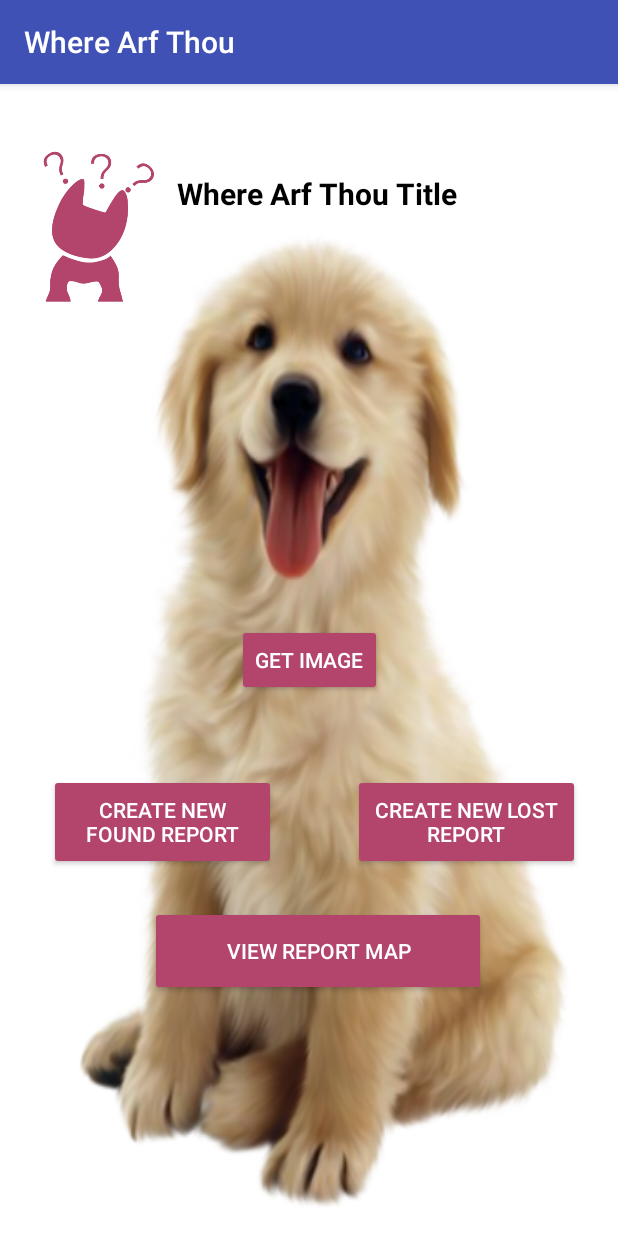
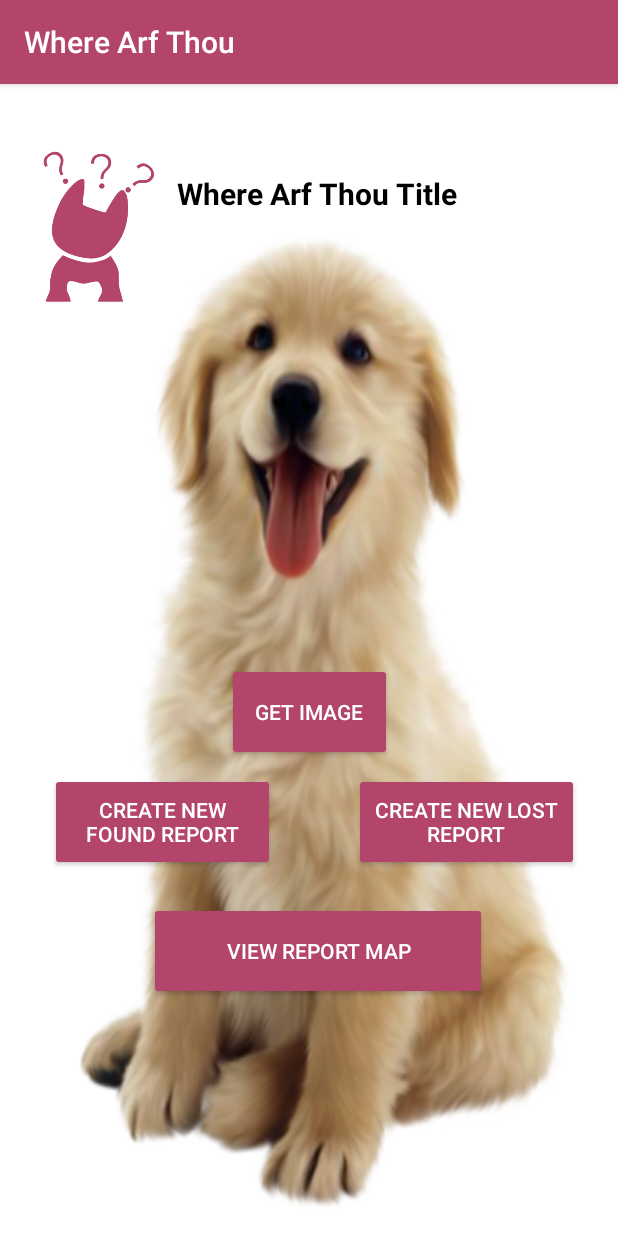
Before and after one commit to jpers001/where-arf-thou, an Android app: the screen it shows after launch (MainActivity), on a phone screen of 412 x 824 dp. Run offline under Robolectric (Android 15) with nearby library versions, the phone set to English and light mode, and no system bars.

Commit message:
Updating header color and main layout.

```diff
--- a/app/src/main/res/layout/activity_main.xml
+++ b/app/src/main/res/layout/activity_main.xml
@@ -11,8 +11,8 @@
 
     <Button
         android:id="@+id/map"
-        android:layout_width="224dp"
-        android:layout_height="60dp"
+        android:layout_width="225dp"
+        android:layout_height="65dp"
         android:layout_marginStart="99dp"
         android:layout_marginTop="529dp"
         android:layout_marginEnd="88dp"
@@ -27,8 +27,8 @@
 
     <Button
         android:id="@+id/captureFront"
-        android:layout_width="wrap_content"
-        android:layout_height="wrap_content"
+        android:layout_width="110dp"
+        android:layout_height="65dp"
         android:layout_centerInParent="true"
         android:layout_marginStart="8dp"
         android:layout_marginTop="8dp"
@@ -40,12 +40,13 @@
         app:layout_constraintBottom_toBottomOf="parent"
         app:layout_constraintEnd_toEndOf="parent"
         app:layout_constraintStart_toStartOf="parent"
-        app:layout_constraintTop_toTopOf="parent" />
+        app:layout_constraintTop_toTopOf="parent"
+        app:layout_constraintVertical_bias="0.55" />
 
     <Button
         android:id="@+id/button2"
-        android:layout_width="151dp"
-        android:layout_height="64dp"
+        android:layout_width="150dp"
+        android:layout_height="65dp"
         android:layout_marginStart="235dp"
         android:layout_marginTop="442dp"
         android:layout_marginEnd="25dp"
@@ -60,8 +61,8 @@
 
     <Button
         android:id="@+id/button"
-        android:layout_width="151dp"
-        android:layout_height="64dp"
+        android:layout_width="150dp"
+        android:layout_height="65dp"
         android:layout_marginStart="32dp"
         android:layout_marginTop="442dp"
         android:layout_marginEnd="228dp"
--- a/app/src/main/res/values/colors.xml
+++ b/app/src/main/res/values/colors.xml
@@ -1,6 +1,6 @@
 <?xml version="1.0" encoding="utf-8"?>
 <resources>
-    <color name="colorPrimary">#3F51B5</color>
-    <color name="colorPrimaryDark">#303F9F</color>
+    <color name="colorPrimary">#B3446C</color>
+    <color name="colorPrimaryDark">#a53e64</color>
     <color name="colorAccent">#B3446C</color>
 </resources>
```
